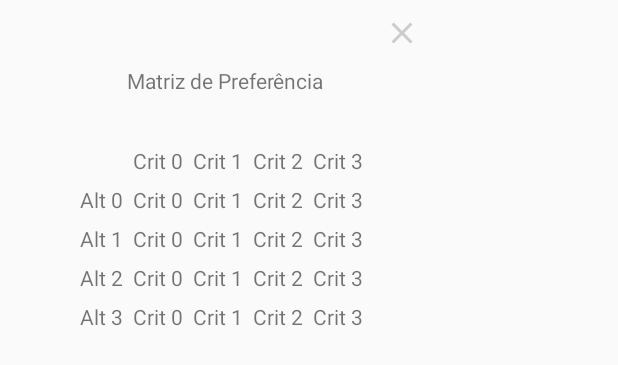
After one commit to denisvieiradev/ahp-android, an Android app: the layout ahp_results_dialog.xml on its own in the app's theme, with its tools: preview values and no code run, on a phone screen of 412 x 824 dp. The commit adds this screen. Shown: the top 365 px of the screen. Run offline under Robolectric (Android 15) with nearby library versions, the phone set to English and light mode, and no system bars.

Commit message:
feature/#17 create dialog and put values of preference matrix
Signed-off-by: Denis Vieira <denisvieira05@gmail.com>

```diff
--- a/app/src/main/java/com/ahpandroid/ahpmethod/ahpdashboard/AhpDashboardFragment.java
+++ b/app/src/main/java/com/ahpandroid/ahpmethod/ahpdashboard/AhpDashboardFragment.java
@@ -15,6 +15,7 @@ import android.view.ViewGroup;
 import android.widget.Toast;
 
 import com.ahpandroid.R;
+import com.ahpandroid.ahpmethod.ahpresultsdialog.AhpResultsDialog;
 import com.ahpandroid.ahpmethod.ahpsteps.AhpStepperActivity;
 import com.ahpandroid.databinding.AhpDashboardAddAlternativeDialogBinding;
 import com.ahpandroid.databinding.AhpDashboardAddCriterionDialogBinding;
@@ -27,6 +28,8 @@ import com.ahpandroid.utils.GuidGenerator;
 import java.io.Serializable;
 import java.util.ArrayList;
 import java.util.List;
+
+import static android.app.Activity.RESULT_OK;
 
 /**
  * Created by denisvieira on 04/01/17.
@@ -41,6 +44,7 @@ public class AhpDashboardFragment extends Fragment implements AhpDashboardContra
     private Dialog addAlternativeDialog;
     private AhpDashboardAddCriterionDialogBinding mAhpDashboardAddCriterionDialogBinding;
     private AhpDashboardAddAlternativeDialogBinding mAhpDashboardAddAlternativeDialogBinding;
+    private AhpResultsDialog mAhpResultsDialog;
 
 
     public AhpDashboardFragment() {}
@@ -69,11 +73,38 @@ public class AhpDashboardFragment extends Fragment implements AhpDashboardContra
         mAhpDashboardCriterionAdapter.replaceData(criterionList);
     }
 
+    @Override
+    public void onActivityResult(int requestCode, int resultCode, Intent data) {
+        super.onActivityResult(requestCode,resultCode,data);
+        if (resultCode == RESULT_OK) {
+
+            float [][] preferenceMatrix = (float[][]) data.getExtras().getSerializable("result");
+
+            mAhpResultsDialog.showPreferenceMatrix(preferenceMatrix,mAhpDashboardAlternativeAdapter.getAlternatives(),mAhpDashboardCriterionAdapter.getCriterions());
+
+            System.out.println("MATRIZ DE PREFERÊNCIA");
+            imprimeMatriz(preferenceMatrix);
+        }
+    }
+
+    private void imprimeMatriz(float [][] criterion1matrix3){
+        for(float[] c : criterion1matrix3){
+
+            for(float elemento : c)
+                System.out.printf(" %.2f ", elemento);
+            System.out.printf("\n");
+        }
+
+    }
+
     @Nullable
     @Override
     public View onCreateView(LayoutInflater inflater, @Nullable ViewGroup container, @Nullable Bundle savedInstanceState) {
         mAhpDashboardFragBinding = DataBindingUtil.inflate(inflater, R.layout.ahp_dashboard_frag,container,false);
         mAhpDashboardFragBinding.setHandler(this);
+
+
+        mAhpResultsDialog = new AhpResultsDialog(getContext(),this);
 
         if (mAhpDashboardFragBinding.ahpDashboardToolbar != null){
             ((AppCompatActivity) getActivity()).setSupportActionBar(mAhpDashboardFragBinding.ahpDashboardToolbar);
@@ -124,7 +155,7 @@ public class AhpDashboardFragment extends Fragment implements AhpDashboardContra
             Intent intent = new Intent(getContext(), AhpStepperActivity.class);
             AhpMethod ahpMethod = new AhpMethod(mAhpDashboardCriterionAdapter.getCriterions(),mAhpDashboardAlternativeAdapter.getAlternatives());
             intent.putExtra("ahpBundle", (Serializable) ahpMethod );
-            startActivity(intent);
+            startActivityForResult(intent, 1);
         }else{
             Toast.makeText(getContext(), "Por favor, para continuar adicione 4 criterios e 4 alternativas", Toast.LENGTH_SHORT).show();
         }
@@ -195,4 +226,6 @@ public class AhpDashboardFragment extends Fragment implements AhpDashboardContra
         mAhpDashboardAddCriterionDialogBinding.setHandler(this);
         addCriterionDialog.setContentView(mAhpDashboardAddCriterionDialogBinding.getRoot());
     }
+
+
 }
--- /dev/null
+++ b/app/src/main/java/com/ahpandroid/ahpmethod/ahpresultsdialog/AhpResultsDialog.java
@@ -0,0 +1,102 @@
+package com.ahpandroid.ahpmethod.ahpresultsdialog;
+
+import android.app.Dialog;
+import android.content.Context;
+import android.databinding.DataBindingUtil;
+import android.graphics.Color;
+import android.graphics.drawable.ColorDrawable;
+import android.support.v4.app.Fragment;
+import android.view.LayoutInflater;
+import android.view.View;
+
+import com.ahpandroid.R;
+import com.ahpandroid.databinding.AhpResultsDialogBinding;
+
+import java.util.List;
+
+import static com.ahpandroid.R.style.DialogTheme;
+
+/**
+ * Created by denisvieira on 27/02/17.
+ */
+
+public class AhpResultsDialog implements AhpResultsDialogContract.View{
+
+    private final Context mContext;
+    private Dialog mAhpResultsDialog;
+    private Fragment mFragment;
+    private AhpResultsDialogBinding mAhpResultsDialogBinding;
+
+    public AhpResultsDialog(Context context, Fragment fragment){
+        mContext  = context;
+        mFragment = fragment;
+
+        ahpResultsDialogConfiguration();
+    }
+
+    @Override
+    public void ahpResultsDialogConfiguration() {
+        mAhpResultsDialog = new Dialog(mContext,DialogTheme);
+        mAhpResultsDialogBinding =
+                DataBindingUtil.inflate(LayoutInflater.from(mContext),
+                        R.layout.ahp_results_dialog,
+                        null,
+                        false);
+        mAhpResultsDialog.setContentView(mAhpResultsDialogBinding.getRoot());
+        mAhpResultsDialogBinding.setHandler(this);
+        mAhpResultsDialog.getWindow().setBackgroundDrawable(new ColorDrawable(Color.TRANSPARENT));
+        mAhpResultsDialog.setCanceledOnTouchOutside(false);
+        mAhpResultsDialog.setCancelable(false);
+    }
+
+    @Override
+    public void show() {
+        mAhpResultsDialog.show();
+    }
+
+    @Override
+    public void close(View view) {
+        mAhpResultsDialog.cancel();
+    }
+
+    @Override
+    public void showPreferenceMatrix(float[][] preferenceMatrix, List<String> alternatives,List<String> criterions) {
+
+        mAhpResultsDialogBinding.ahpResultPreferenceMatrixAlt0.setText(alternatives.get(0));
+        mAhpResultsDialogBinding.ahpResultPreferenceMatrixAlt1.setText(alternatives.get(1));
+        mAhpResultsDialogBinding.ahpResultPreferenceMatrixAlt2.setText(alternatives.get(2));
+        mAhpResultsDialogBinding.ahpResultPreferenceMatrixAlt3.setText(alternatives.get(3));
+
+        mAhpResultsDialogBinding.ahpResultPreferenceMatrixCrit0.setText(criterions.get(0));
+        mAhpResultsDialogBinding.ahpResultPreferenceMatrixCrit1.setText(criterions.get(1));
+        mAhpResultsDialogBinding.ahpResultPreferenceMatrixCrit2.setText(criterions.get(2));
+        mAhpResultsDialogBinding.ahpResultPreferenceMatrixCrit3.setText(criterions.get(3));
+
+        mAhpResultsDialogBinding.ahpResultPreferenceMatrixAlt0Crit0.setText(String.valueOf(preferenceMatrix[0][0]));
+        mAhpResultsDialogBinding.ahpResultPreferenceMatrixAlt0Crit1.setText(String.valueOf(preferenceMatrix[0][1]));
+        mAhpResultsDialogBinding.ahpResultPreferenceMatrixAlt0Crit2.setText(String.valueOf(preferenceMatrix[0][2]));
+        mAhpResultsDialogBinding.ahpResultPreferenceMatrixAlt0Crit3.setText(String.valueOf(preferenceMatrix[0][3]));
+
+        mAhpResultsDialogBinding.ahpResultPreferenceMatrixAlt1Crit0.setText(String.valueOf(preferenceMatrix[1][0]));
+        mAhpResultsDialogBinding.ahpResultPreferenceMatrixAlt1Crit1.setText(String.valueOf(preferenceMatrix[1][1]));
+        mAhpResultsDialogBinding.ahpResultPreferenceMatrixAlt1Crit2.setText(String.valueOf(preferenceMatrix[1][2]));
+        mAhpResultsDialogBinding.ahpResultPreferenceMatrixAlt1Crit3.setText(String.valueOf(preferenceMatrix[1][3]));
+
+        mAhpResultsDialogBinding.ahpResultPreferenceMatrixAlt2Crit0.setText(String.valueOf(preferenceMatrix[2][0]));
+        mAhpResultsDialogBinding.ahpResultPreferenceMatrixAlt2Crit1.setText(String.valueOf(preferenceMatrix[2][1]));
+        mAhpResultsDialogBinding.ahpResultPreferenceMatrixAlt2Crit2.setText(String.valueOf(preferenceMatrix[2][2]));
+        mAhpResultsDialogBinding.ahpResultPreferenceMatrixAlt2Crit3.setText(String.valueOf(preferenceMatrix[2][3]));
+
+        mAhpResultsDialogBinding.ahpResultPreferenceMatrixAlt3Crit0.setText(String.valueOf(preferenceMatrix[3][0]));
+        mAhpResultsDialogBinding.ahpResultPreferenceMatrixAlt3Crit1.setText(String.valueOf(preferenceMatrix[3][1]));
+        mAhpResultsDialogBinding.ahpResultPreferenceMatrixAlt3Crit2.setText(String.valueOf(preferenceMatrix[3][2]));
+        mAhpResultsDialogBinding.ahpResultPreferenceMatrixAlt3Crit3.setText(String.valueOf(preferenceMatrix[3][3]));
+
+        show();
+    }
+
+    @Override
+    public void setPresenter(AhpResultsDialogContract.Presenter presenter) {
+
+    }
+}
--- /dev/null
+++ b/app/src/main/java/com/ahpandroid/ahpmethod/ahpresultsdialog/AhpResultsDialogContract.java
@@ -0,0 +1,29 @@
+package com.ahpandroid.ahpmethod.ahpresultsdialog;
+
+import android.app.Dialog;
+import android.content.Context;
+import android.support.v4.app.Fragment;
+
+import com.ahpandroid.BasePresenter;
+import com.ahpandroid.BaseView;
+
+import java.util.List;
+
+/**
+ * Created by denisvieira on 27/02/17.
+ */
+
+public interface AhpResultsDialogContract {
+
+    interface View extends BaseView<Presenter> {
+        void ahpResultsDialogConfiguration();
+        void show();
+        void close(android.view.View view);
+        void showPreferenceMatrix(float[][] preferenceMatrix, List<String> alternatives, List<String> criterions);
+    }
+
+    interface Presenter extends BasePresenter {
+        void loadInspectionFromProblemsIdentified(String problemIdentifiedGuid);
+    }
+
+}
--- a/app/src/main/java/com/ahpandroid/ahpmethod/ahpsteps/AhpStepperActivity.java
+++ b/app/src/main/java/com/ahpandroid/ahpmethod/ahpsteps/AhpStepperActivity.java
@@ -1,5 +1,6 @@
 package com.ahpandroid.ahpmethod.ahpsteps;
 
+import android.app.Activity;
 import android.app.AlertDialog;
 import android.content.Intent;
 import android.os.Bundle;
@@ -23,6 +24,7 @@ public class AhpStepperActivity extends DotStepper {
     private AlertDialog alertDialog;
     AlertDialog.Builder alertDialogBuilder;
     private AhpMatrices ahpMatrices;
+    public static final int AHP_STEPPER_ACTION = 1;
 
     @Override
     protected void onCreate(Bundle savedInstanceState) {
@@ -99,6 +101,10 @@ public class AhpStepperActivity extends DotStepper {
 
         float [][] preferenceMatrix = ahpMatrices.generateResultMatrix();
 
+        Intent returnIntent = new Intent();
+        returnIntent.putExtra("result",preferenceMatrix);
+        setResult(Activity.RESULT_OK,returnIntent);
+        finish();
 
         Toast.makeText(getApplicationContext(), "Completed Steps !", Toast.LENGTH_SHORT).show();
     }
--- /dev/null
+++ b/app/src/main/res/drawable/ic_close_dialog_gray.xml
@@ -0,0 +1,9 @@
+<vector xmlns:android="http://schemas.android.com/apk/res/android"
+        android:width="24dp"
+        android:height="24dp"
+        android:viewportWidth="24.0"
+        android:viewportHeight="24.0">
+    <path
+        android:fillColor="#ccc"
+        android:pathData="M19,6.41L17.59,5 12,10.59 6.41,5 5,6.41 10.59,12 5,17.59 6.41,19 12,13.41 17.59,19 19,17.59 13.41,12z"/>
+</vector>
--- /dev/null
+++ b/app/src/main/res/layout/ahp_results_dialog.xml
@@ -0,0 +1,257 @@
+<?xml version="1.0" encoding="utf-8"?>
+<layout
+    xmlns:android="http://schemas.android.com/apk/res/android"
+    xmlns:tools="http://schemas.android.com/tools">
+
+    <data>
+        <variable
+            name="handler"
+            type="com.ahpandroid.ahpmethod.ahpresultsdialog.AhpResultsDialog"/>
+    </data>
+
+    <LinearLayout
+        android:orientation="vertical"
+        android:layout_width="300dp"
+        android:layout_height="match_parent">
+
+        <RelativeLayout
+            android:layout_width="match_parent"
+            android:layout_height="wrap_content">
+
+            <ImageView
+                android:layout_width="wrap_content"
+                android:layout_height="wrap_content"
+                android:src="@drawable/ic_close_dialog_gray"
+                android:layout_alignParentRight="true"
+                android:padding="10dp"
+                android:layout_marginEnd="10dp"
+                android:onClick="@{handler::close}"
+                />
+        </RelativeLayout>
+
+        <TextView
+            android:layout_width="match_parent"
+            android:layout_height="wrap_content"
+            android:text="Matriz de Preferência"
+            android:gravity="center"
+            android:paddingBottom="20dp"/>
+
+
+        <ScrollView
+            android:id="@+id/layout"
+            android:layout_height="wrap_content"
+            android:scrollbars="horizontal|vertical"
+            android:layout_width="match_parent"
+            android:layout_marginTop="5dip"
+            android:scrollbarStyle="outsideInset"
+            android:fillViewport="true">
+
+            <HorizontalScrollView
+                android:id="@+id/horizontalView"
+                android:layout_height="wrap_content"
+                android:scrollbars="horizontal|vertical"
+                android:layout_width="match_parent"
+                android:layout_marginTop="5dip">
+
+                <TableLayout
+                    android:layout_width="wrap_content"
+                    android:layout_height="wrap_content"
+                    android:layout_marginStart="10dp"
+                    android:layout_marginEnd="10dp"
+                    android:layout_gravity="center"
+                    android:showDividers="middle">
+                    <TableRow>
+                        <TextView
+                            android:text=""
+                            android:padding="3dip" />
+                        <TextView
+                            android:id="@+id/ahp_result_preference_matrix_crit_0"
+                            tools:text="Crit 0"
+                            android:text="Crit 0"
+                            android:gravity="center"
+                            android:padding="3dip"
+                            />
+                        <TextView
+                            android:id="@+id/ahp_result_preference_matrix_crit_1"
+                            tools:text="Crit 1"
+                            android:text="Crit 1"
+                            android:gravity="center"
+                            android:padding="3dip"
+                            />
+                        <TextView
+                            android:id="@+id/ahp_result_preference_matrix_crit_2"
+                            tools:text="Crit 2"
+                            android:text="Crit 2"
+                            android:gravity="center"
+                            android:padding="3dip"
+                            />
+                        <TextView
+                            android:id="@+id/ahp_result_preference_matrix_crit_3"
+                            tools:text="Crit 3"
+                            android:text="Crit 3"
+                            android:gravity="center"
+                            android:padding="3dip"
+                            />
+                    </TableRow>
+
+                    <TableRow>
+                        <TextView
+                            android:id="@+id/ahp_result_preference_matrix_alt_0"
+                            tools:text="Alt 0"
+                            android:text="Alt 1"
+                            android:gravity="center"
+                            android:padding="3dip" />
+
+                        <TextView
+                            android:id="@+id/ahp_result_preference_matrix_alt_0_crit_0"
+                            tools:text="Crit 0"
+                            android:text="Crit 0"
+                            android:gravity="center"
+                            android:padding="3dip"
+                            />
+                        <TextView
+                            android:id="@+id/ahp_result_preference_matrix_alt_0_crit_1"
+                            tools:text="Crit 1"
+                            android:text="Crit 1"
+                            android:gravity="center"
+                            android:padding="3dip"
+                            />
+                        <TextView
+                            android:id="@+id/ahp_result_preference_matrix_alt_0_crit_2"
+                            tools:text="Crit 2"
+                            android:text="Crit 2"
+                            android:gravity="center"
+                            android:padding="3dip"
+                            />
+                        <TextView
+                            android:id="@+id/ahp_result_preference_matrix_alt_0_crit_3"
+                            tools:text="Crit 3"
+                            android:text="Crit 3"
+                            android:gravity="center"
+                            android:padding="3dip"
+                            />
+                    </TableRow>
+
+                    <TableRow>
+                        <TextView
+                            android:id="@+id/ahp_result_preference_matrix_alt_1"
+                            android:gravity="center"
+                            tools:text="Alt 1"
+                            android:text="Alt 1"
+                            android:padding="3dip" />
+
+
+                        <TextView
+                            android:id="@+id/ahp_result_preference_matrix_alt_1_crit_0"
+                            tools:text="Crit 0"
+                            android:text="Crit 0"
+                            android:gravity="center"
+                            android:padding="3dip"
+                            />
+                        <TextView
+                            android:id="@+id/ahp_result_preference_matrix_alt_1_crit_1"
+                            tools:text="Crit 1"
+                            android:text="Crit 1"
+                            android:gravity="center"
+                            android:padding="3dip"
+                            />
+                        <TextView
+                            android:id="@+id/ahp_result_preference_matrix_alt_1_crit_2"
+                            tools:text="Crit 2"
+                            android:text="Crit 2"
+                            android:gravity="center"
+                            android:padding="3dip"
+                            />
+                        <TextView
+                            android:id="@+id/ahp_result_preference_matrix_alt_1_crit_3"
+                            tools:text="Crit 3"
+                            android:text="Crit 3"
+                            android:gravity="center"
+                            android:padding="3dip"
+                            />
+                    </TableRow>
+
+                    <TableRow>
+                        <TextView
+                            android:id="@+id/ahp_result_preference_matrix_alt_2"
+                            tools:text="Alt 2"
+                            android:text="Alt 2"
+                            android:padding="3dip" />
+
+
+                        <TextView
+                            android:id="@+id/ahp_result_preference_matrix_alt_2_crit_0"
+                            tools:text="Crit 0"
+                            android:text="Crit 0"
+                            android:gravity="center"
+                            android:padding="3dip"
+                            />
+                        <TextView
+                            android:id="@+id/ahp_result_preference_matrix_alt_2_crit_1"
+                            tools:text="Crit 1"
+                            android:text="Crit 1"
+                            android:gravity="center"
+                            android:padding="3dip"
+                            />
+                        <TextView
+                            android:id="@+id/ahp_result_preference_matrix_alt_2_crit_2"
+                            tools:text="Crit 2"
+                            android:text="Crit 2"
+                            android:gravity="center"
+                            android:padding="3dip"
+                            />
+                        <TextView
+                            android:id="@+id/ahp_result_preference_matrix_alt_2_crit_3"
+                            tools:text="Crit 3"
+                            android:text="Crit 3"
+                            android:gravity="center"
+                            android:padding="3dip"
+                            />
+                    </TableRow>
+
+                    <TableRow>
+                        <TextView
+                            android:id="@+id/ahp_result_preference_matrix_alt_3"
+                            tools:text="Alt 3"
+                            android:text="Alt 3"
+                            android:padding="3dip" />
+
+
+                        <TextView
+                            android:id="@+id/ahp_result_preference_matrix_alt_3_crit_0"
+                            tools:text="Crit 0"
+                            android:text="Crit 0"
+                            android:gravity="center"
+                            android:padding="3dip"
+                            />
+                        <TextView
+                            android:id="@+id/ahp_result_preference_matrix_alt_3_crit_1"
+                            tools:text="Crit 1"
+                            android:text="Crit 1"
+                            android:gravity="center"
+                            android:padding="3dip"
+                            />
+                        <TextView
+                            android:id="@+id/ahp_result_preference_matrix_alt_3_crit_2"
+                            tools:text="Crit 2"
+                            android:text="Crit 2"
+                            android:gravity="center"
+                            android:padding="3dip"
+                            />
+                        <TextView
+                            android:id="@+id/ahp_result_preference_matrix_alt_3_crit_3"
+                            tools:text="Crit 3"
+                            android:text="Crit 3"
+                            android:gravity="center"
+                            android:padding="3dip"
+                            />
+                    </TableRow>
+                </TableLayout>
+
+            </HorizontalScrollView>
+        </ScrollView>
+
+
+
+    </LinearLayout>
+</layout>
```
